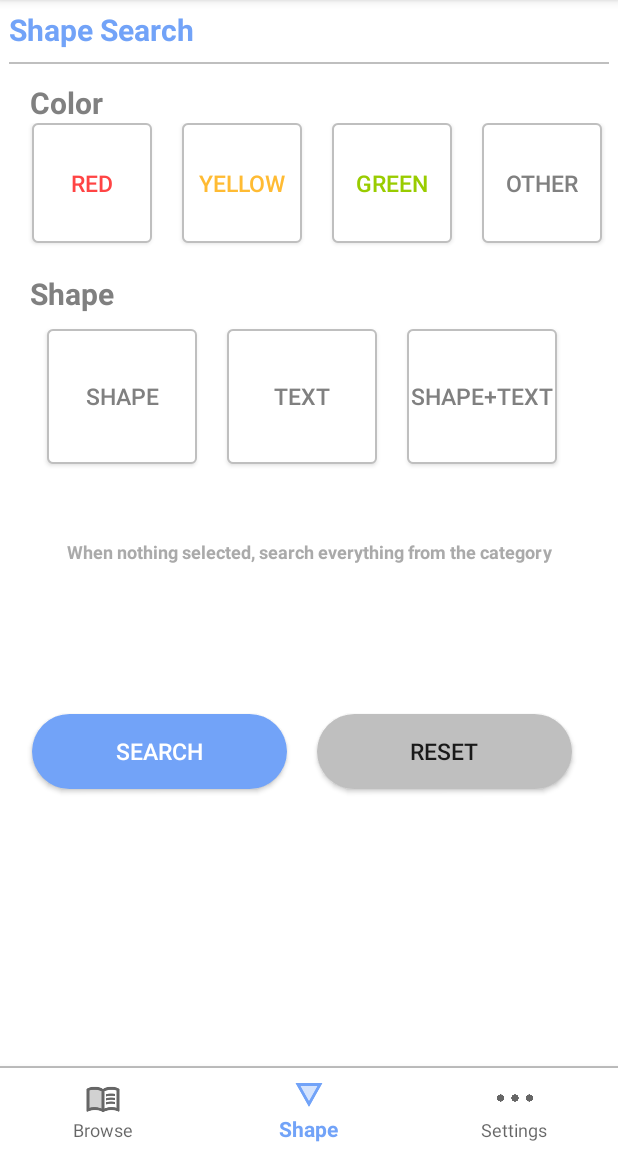
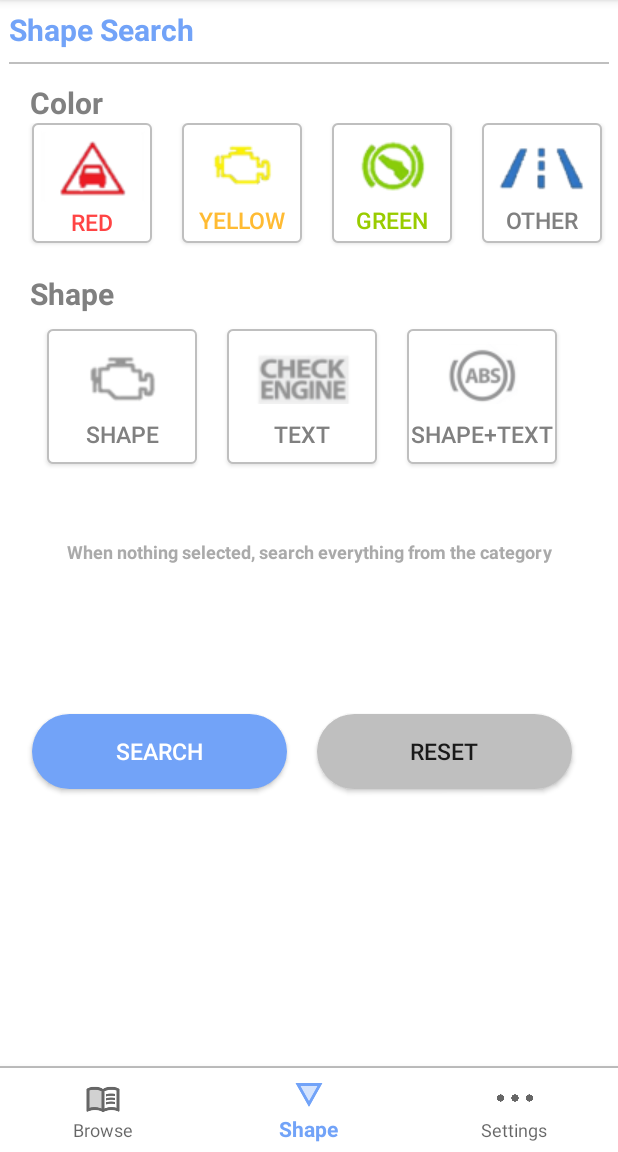
Before and after one commit to ChoiysApple/Calert, an Android app: the screen it shows after launch (MainActivity), item 2 of the bottom bar chosen, on a phone screen of 412 x 824 dp, the part 84-1236 px from its top. Run offline under Robolectric (Android 15) with nearby library versions, the light colour scheme and no system bars.

Commit message:
shape UI (added image)

```diff
--- a/Carlet/app/src/main/res/layout/fragment_shape.xml
+++ b/Carlet/app/src/main/res/layout/fragment_shape.xml
@@ -68,7 +68,8 @@
                 android:padding="5dp"
                 android:text="RED"
                 android:textColor="@android:color/holo_red_light"
-                android:textSize="15dp" />
+                android:textSize="15dp"
+                android:drawableTop="@drawable/color_red"/>
 
             <Button
                 android:id="@+id/btn_yellow"
@@ -82,7 +83,8 @@
                 android:background="@drawable/button_shape"
                 android:text="YELLOW"
                 android:textColor="@android:color/holo_orange_light"
-                android:textSize="15dp" />
+                android:textSize="15dp"
+                android:drawableTop="@drawable/color_yellow"/>
 
             <Button
                 android:id="@+id/btn_green"
@@ -96,7 +98,8 @@
                 android:background="@drawable/button_shape"
                 android:text="GREEN"
                 android:textColor="@android:color/holo_green_light"
-                android:textSize="15dp" />
+                android:textSize="15dp"
+                android:drawableTop="@drawable/color_green"/>
 
             <Button
                 android:id="@+id/btn_other"
@@ -110,7 +113,8 @@
                 android:background="@drawable/button_shape"
                 android:text="OTHER"
                 android:textColor="@color/colorDarkGrey"
-                android:textSize="15dp" />
+                android:textSize="15dp"
+                android:drawableTop="@drawable/color_other"/>
 
         </LinearLayout>
 
@@ -141,7 +145,8 @@
                 android:background="@drawable/button_shape"
                 android:text="Shape"
                 android:textColor="@color/colorDarkGrey"
-                android:textSize="15sp" />
+                android:textSize="15sp"
+                android:drawableTop="@drawable/shape_shape"/>
 
             <Button
                 android:id="@+id/btn_text"
@@ -153,7 +158,8 @@
                 android:background="@drawable/button_shape"
                 android:text="Text"
                 android:textColor="@color/colorDarkGrey"
-                android:textSize="15sp" />
+                android:textSize="15sp"
+                android:drawableTop="@drawable/shape_text"/>
 
             <Button
                 android:id="@+id/btn_shapeText"
@@ -165,7 +171,8 @@
                 android:background="@drawable/button_shape"
                 android:text="Shape+Text"
                 android:textColor="@color/colorDarkGrey"
-                android:textSize="15sp" />
+                android:textSize="15sp"
+                android:drawableTop="@drawable/shape_shapetext"/>
 
 
         </LinearLayout>
```
Also changed, not shown: Carlet/app/src/main/res/drawable/color_green.png (added), Carlet/app/src/main/res/drawable/color_other.png (added), Carlet/app/src/main/res/drawable/color_red.png (added), Carlet/app/src/main/res/drawable/color_yellow.png (added), Carlet/app/src/main/res/drawable/green.png (deleted), Carlet/app/src/main/res/drawable/red.png (deleted), Carlet/app/src/main/res/drawable/shape_shape.png (added), Carlet/app/src/main/res/drawable/shape_shapetext.png (added), Carlet/app/src/main/res/drawable/shape_text.png (added), Carlet/app/src/main/res/drawable/yellow.png (deleted).
